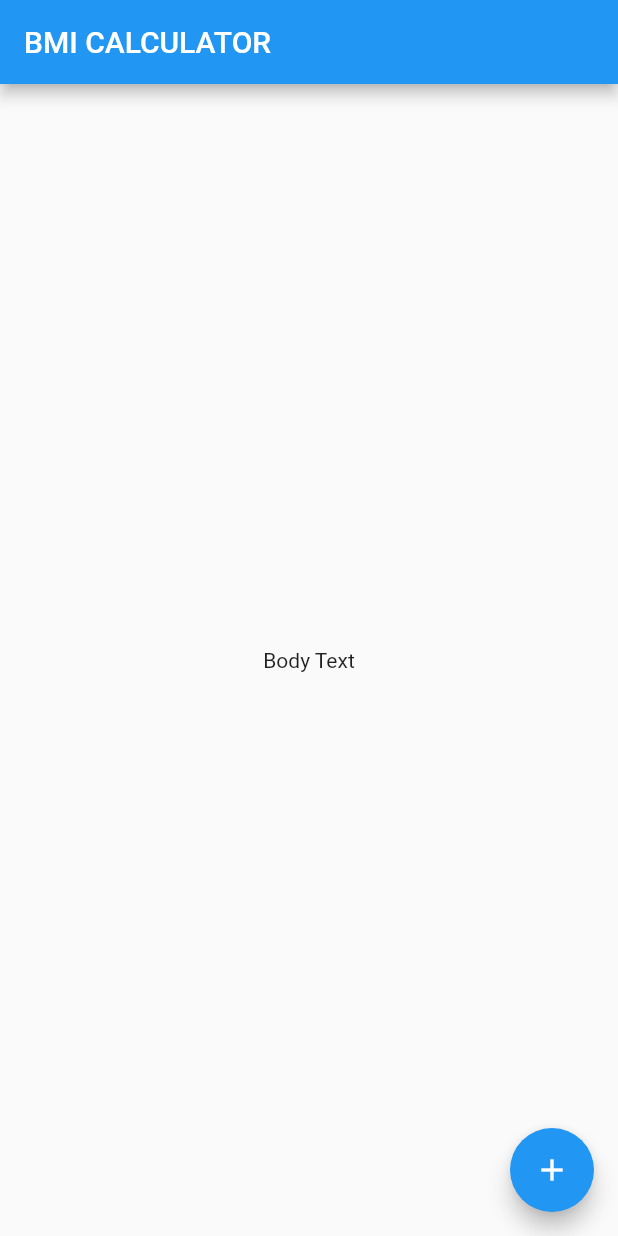
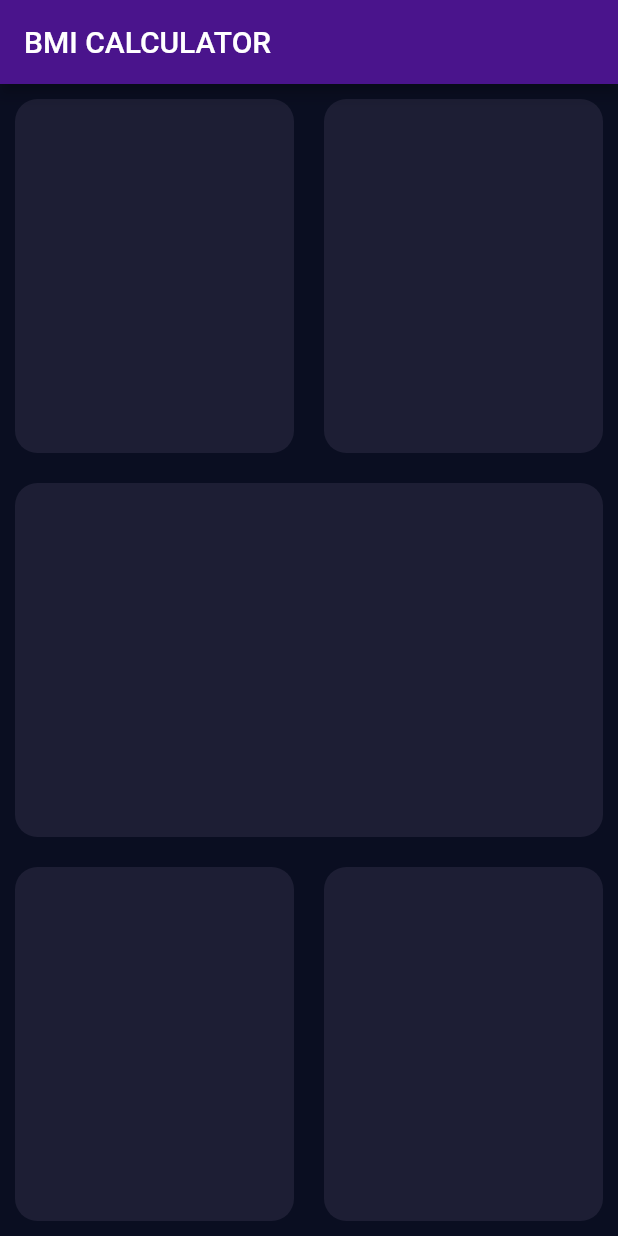
Before and after one commit to miikhaaeel/BMI-calculator, a Flutter app: the screen it shows after launch, on a phone screen of 412 x 824 dp. Run offline on Flutter 3.47's test engine with Material 2 defaults, Android fonts, the phone set to English and light mode, and no system bars.

Commit message:
initial commit

```diff
--- /dev/null
+++ b/lib/components/reusable_card.dart
@@ -0,0 +1,21 @@
+import 'package:flutter/material.dart';
+
+class ReusableCard extends StatelessWidget {
+  final Color color;
+  ReusableCard({required this.color});
+
+  @override
+  Widget build(BuildContext context) {
+    return Expanded(
+      child: Padding(
+        padding: const EdgeInsets.all(10.0),
+        child: Container(
+          decoration: BoxDecoration(
+            color: color,
+            borderRadius: BorderRadius.circular(15),
+          ),
+        ),
+      ),
+    );
+  }
+}
--- /dev/null
+++ b/lib/input_page.dart
@@ -0,0 +1,56 @@
+import 'package:flutter/material.dart';
+
+import 'components/reusable_card.dart';
+
+class InputPage extends StatefulWidget {
+  @override
+  _InputPageState createState() => _InputPageState();
+}
+
+class _InputPageState extends State<InputPage> {
+  @override
+  Widget build(BuildContext context) {
+    return Scaffold(
+      appBar: AppBar(
+        title: Text('BMI CALCULATOR'),
+      ),
+      body: Column(
+        children: [
+          Expanded(
+            child: Row(
+              children: [
+                ReusableCard(
+                  color: Color(0xFF1D1E34),
+                ),
+                ReusableCard(
+                  color: Color(0xFF1D1E34),
+                ),
+              ],
+            ),
+          ),
+          Expanded(
+            child: Row(
+              children: [
+                ReusableCard(
+                  color: Color(0xFF1D1E34),
+                ),
+              ],
+            ),
+          ),
+          Expanded(
+            child: Row(
+              children: [
+                ReusableCard(
+                  color: Color(0xFF1D1E34),
+                ),
+                ReusableCard(
+                  color: Color(0xFF1D1E34),
+                ),
+              ],
+            ),
+          ),
+        ],
+      ),
+    );
+  }
+}
--- a/lib/main.dart
+++ b/lib/main.dart
@@ -1,4 +1,5 @@
 import 'package:flutter/material.dart';
+import 'input_page.dart';
 
 void main() => runApp(BMICalculator());
 
@@ -6,30 +7,15 @@ class BMICalculator extends StatelessWidget {
   @override
   Widget build(BuildContext context) {
     return MaterialApp(
+      theme: ThemeData(
+        primaryColor: Colors.purple[900],
+        scaffoldBackgroundColor: Color(0XFF0A0E21),
+        accentColor: Colors.purple[900],
+        textTheme: TextTheme(
+          bodyText2: TextStyle(color: Colors.yellow),
+        ),
+      ),
       home: InputPage(),
     );
   }
 }
-
-class InputPage extends StatefulWidget {
-  @override
-  _InputPageState createState() => _InputPageState();
-}
-
-class _InputPageState extends State<InputPage> {
-  @override
-  Widget build(BuildContext context) {
-    return Scaffold(
-      appBar: AppBar(
-        title: Text('BMI CALCULATOR'),
-      ),
-      body: Center(
-        child: Text('Body Text'),
-      ),
-      floatingActionButton: FloatingActionButton(
-        onPressed: (){},
-        child: Icon(Icons.add),
-      ),
-    );
-  }
-}
```
